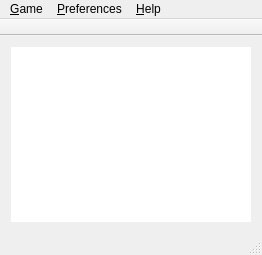
This is src/mainwindow.ui in loimu/yarr as Qt 5 draws it before an edit. The edited form follows.
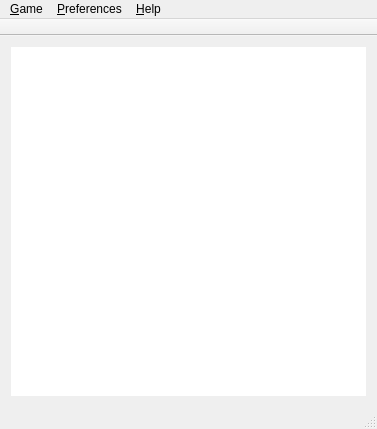
This is the edited form.

Commit message: adjust default sizes

The edit to the form file:
```diff
--- a/src/mainwindow.ui
+++ b/src/mainwindow.ui
@@ -6,8 +6,8 @@
    <rect>
     <x>0</x>
     <y>0</y>
-    <width>262</width>
-    <height>255</height>
+    <width>377</width>
+    <height>429</height>
    </rect>
   </property>
   <property name="sizePolicy">
@@ -74,8 +74,11 @@
       <attribute name="horizontalHeaderVisible">
        <bool>false</bool>
       </attribute>
+      <attribute name="horizontalHeaderMinimumSectionSize">
+       <number>52</number>
+      </attribute>
       <attribute name="horizontalHeaderDefaultSectionSize">
-       <number>36</number>
+       <number>52</number>
       </attribute>
       <attribute name="horizontalHeaderHighlightSections">
        <bool>false</bool>
@@ -83,15 +86,15 @@
       <attribute name="verticalHeaderVisible">
        <bool>false</bool>
       </attribute>
+      <attribute name="verticalHeaderMinimumSectionSize">
+       <number>52</number>
+      </attribute>
       <attribute name="verticalHeaderDefaultSectionSize">
-       <number>36</number>
+       <number>52</number>
       </attribute>
       <attribute name="verticalHeaderHighlightSections">
        <bool>false</bool>
       </attribute>
-      <attribute name="verticalHeaderMinimumSectionSize">
-       <number>22</number>
-      </attribute>
      </widget>
     </item>
    </layout>
@@ -101,8 +104,8 @@
     <rect>
      <x>0</x>
      <y>0</y>
-     <width>262</width>
-     <height>25</height>
+     <width>377</width>
+     <height>31</height>
     </rect>
    </property>
    <widget class="QMenu" name="menuGame">
```
